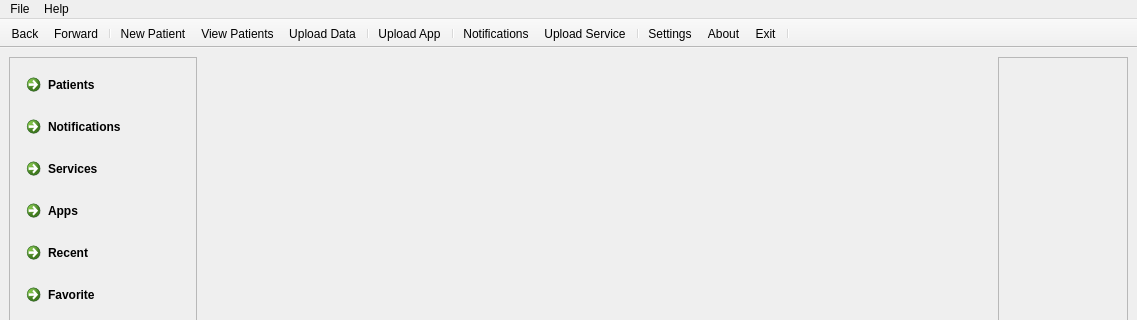
creativepsyco/panex-client, file ui/mainwindow.ui: the form before one commit; both pictures show x 0 to 1137 and y 0 to 320 of the 1137 by 668 pixel window.
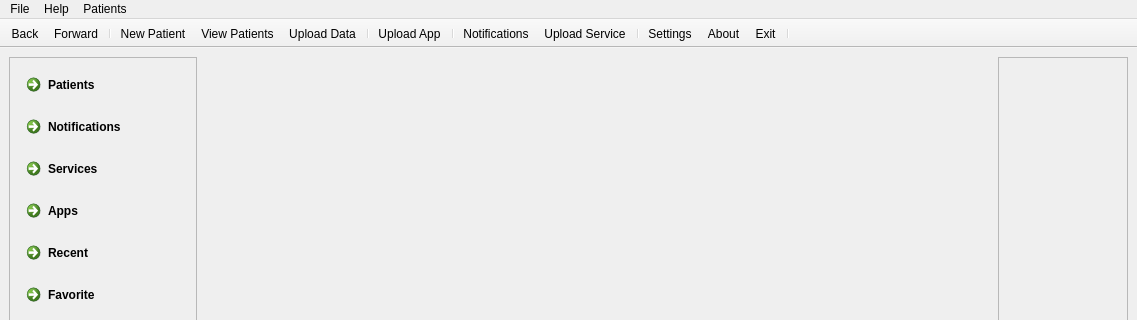
The form after the commit. Icons and pictures are not drawn.

Commit message: Patient Edit/View mode enabled

```diff
--- a/ui/mainwindow.ui
+++ b/ui/mainwindow.ui
@@ -199,8 +199,19 @@
     <addaction name="actionDo_something"/>
     <addaction name="actionPatient_View"/>
    </widget>
+   <widget class="QMenu" name="menuPatients">
+    <property name="title">
+     <string>Patients</string>
+    </property>
+    <addaction name="actionAdd_Patients"/>
+    <addaction name="actionView_Patients"/>
+    <addaction name="separator"/>
+    <addaction name="actionEdit_Selected_Patient"/>
+    <addaction name="actionView_Selected_Patient"/>
+   </widget>
    <addaction name="menuFile"/>
    <addaction name="menuHelp"/>
+   <addaction name="menuPatients"/>
   </widget>
   <widget class="QStatusBar" name="statusbar"/>
   <widget class="QToolBar" name="toolBar">
```
Left out of the diff: 20 changed lines with no effect on the pictures. The commit also changes 8 other files.
